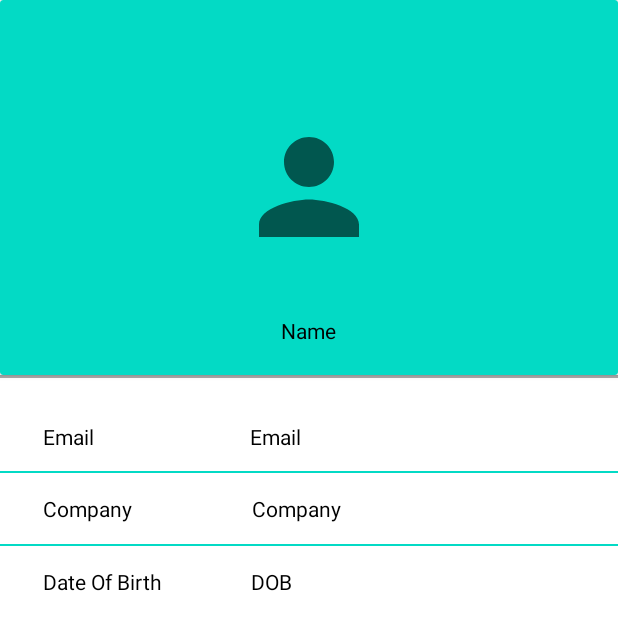
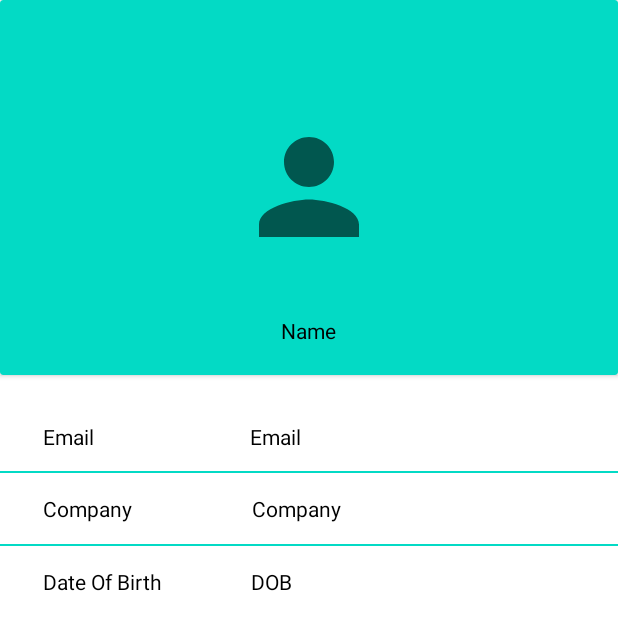
Before and after one commit to KaivalyaNaik/Shopping-Application, an Android app: the layout activity_profile.xml on its own in the app's theme, with its tools: preview values and no code run, on a phone screen of 412 x 824 dp. Shown: the top 630 px of the screen. Run offline under Robolectric (Android 15) with nearby library versions, the phone set to English and light mode, and no system bars.

Commit message:
Added MotionLayout Profile page

```diff
--- a/app/src/main/java/com/example/shoppingapplication/activities/ProfileActivity.kt
+++ b/app/src/main/java/com/example/shoppingapplication/activities/ProfileActivity.kt
@@ -39,8 +39,11 @@ class ProfileActivity : AppCompatActivity() {
 
         val user: User? = loggedInViewModel.getUser().value
 
+        val transitionName =findViewById<TextView>(R.id.editNameEnd)
+
         val firebaseUser: FirebaseUser? =loggedInViewModel.getUserLiveData().value
         if(user!=null){
+            transitionName.text=user.name
             name.text= user.name
             email.text=firebaseUser?.email.toString()
             company.text=user.company
--- a/app/src/main/java/com/example/shoppingapplication/repository/ItemDatabase.kt
+++ b/app/src/main/java/com/example/shoppingapplication/repository/ItemDatabase.kt
@@ -15,7 +15,7 @@ abstract class ItemDatabase :RoomDatabase(){
 
     companion object{
         @Volatile
-        private var INSTANCE :ItemDatabase ?=null
+        var INSTANCE :ItemDatabase ?=null
 
         fun getDatabase(context: Context, scope: CoroutineScope):ItemDatabase{
             return INSTANCE ?: synchronized(this) {
--- a/app/src/main/res/layout/activity_profile.xml
+++ b/app/src/main/res/layout/activity_profile.xml
@@ -1,10 +1,11 @@
 <?xml version="1.0" encoding="utf-8"?>
-<androidx.constraintlayout.widget.ConstraintLayout xmlns:android="http://schemas.android.com/apk/res/android"
+<androidx.constraintlayout.motion.widget.MotionLayout xmlns:android="http://schemas.android.com/apk/res/android"
     xmlns:app="http://schemas.android.com/apk/res-auto"
     xmlns:tools="http://schemas.android.com/tools"
     android:layout_width="match_parent"
     android:layout_height="match_parent"
 
+    app:layoutDescription="@xml/activity_profile_scene"
     tools:context=".activities.ProfileActivity">
 
     <View
@@ -18,6 +19,7 @@
         app:layout_constraintStart_toStartOf="@+id/guideline3"
         app:layout_constraintTop_toBottomOf="@+id/profileCompany" />
 
+
     <include
         android:id="@+id/header_profile"
         layout="@layout/profileview"
@@ -27,12 +29,11 @@
         app:layout_constraintStart_toStartOf="parent"
         app:layout_constraintTop_toTopOf="parent" />
 
-
     <View
         android:id="@+id/view"
         android:layout_width="0dp"
         android:layout_height="2dp"
-        android:background="@android:color/darker_gray"
+        android:background="@android:color/transparent"
         app:layout_constraintEnd_toEndOf="parent"
         app:layout_constraintLeft_toRightOf="parent"
         app:layout_constraintTop_toBottomOf="@+id/header_profile" />
@@ -118,20 +119,15 @@
         app:layout_constraintHorizontal_bias="0.303"
         app:layout_constraintStart_toEndOf="@+id/profileCompany" />
 
-    <androidx.constraintlayout.widget.Guideline
-        android:id="@+id/guideline3"
+
+
+    <TextView
+        android:id="@+id/editNameEnd"
         android:layout_width="wrap_content"
         android:layout_height="wrap_content"
-        android:orientation="vertical"
-        app:layout_constraintGuide_begin="29dp" />
-
-    <androidx.constraintlayout.widget.Barrier
-        android:id="@+id/barrier2"
-        android:layout_width="wrap_content"
-        android:layout_height="wrap_content"
-        app:barrierDirection="left"
-        app:constraint_referenced_ids="profileEmail,profileCompany,profileDOB"
-        tools:layout_editor_absoluteX="411dp" />
+        android:textColor="@color/black"
+        android:textSize="24sp"
+        android:text="TextView" />
 
     <androidx.constraintlayout.widget.Barrier
         android:id="@+id/barrier3"
@@ -148,5 +144,22 @@
         android:orientation="horizontal"
         app:layout_constraintGuide_begin="426dp" />
 
+    <androidx.constraintlayout.widget.Guideline
+        android:id="@+id/guideline3"
+        android:layout_width="wrap_content"
+        android:layout_height="wrap_content"
+        android:orientation="vertical"
+        app:layout_constraintGuide_begin="29dp" />
 
-</androidx.constraintlayout.widget.ConstraintLayout>
+    <androidx.constraintlayout.widget.Barrier
+        android:id="@+id/barrier2"
+        android:layout_width="wrap_content"
+        android:layout_height="wrap_content"
+        app:barrierDirection="left"
+        app:constraint_referenced_ids="profileEmail,profileCompany,profileDOB"
+        tools:layout_editor_absoluteX="411dp" />
+
+
+
+
+</androidx.constraintlayout.motion.widget.MotionLayout>
--- /dev/null
+++ b/app/src/main/res/xml/activity_profile_scene.xml
@@ -0,0 +1,91 @@
+<?xml version="1.0" encoding="utf-8"?>
+<MotionScene
+    xmlns:android="http://schemas.android.com/apk/res/android"
+    xmlns:motion="http://schemas.android.com/apk/res-auto">
+
+    <Transition
+
+        motion:constraintSetEnd="@+id/end"
+        motion:constraintSetStart="@id/start"
+        motion:duration="3000">
+       <KeyFrameSet>
+           <KeyAttribute
+               motion:motionTarget="@+id/editNameEnd"
+               motion:framePosition="100"
+               android:alpha="1" />
+           <KeyAttribute
+               motion:motionTarget="@+id/editNameEnd"
+               motion:framePosition="100"
+               android:elevation="50dp" />
+           <KeyAttribute
+               motion:motionTarget="@+id/header_profile"
+               motion:framePosition="100"
+               android:alpha="0" />
+           <KeyAttribute
+               motion:motionTarget="@+id/header_profile"
+               motion:framePosition="100"
+               android:alpha="0.5" />
+           <KeyAttribute
+               motion:motionTarget="@+id/header_profile"
+               motion:framePosition="100"
+               android:alpha="0.5" />
+       </KeyFrameSet>
+        <OnSwipe
+            motion:touchAnchorId="@+id/header_profile"
+            motion:touchAnchorSide="bottom" />
+    </Transition>
+
+    <ConstraintSet android:id="@+id/start">
+        <Constraint
+            android:layout_height="1dp"
+            motion:layout_constraintEnd_toEndOf="parent"
+            android:layout_width="wrap_content"
+            android:id="@+id/editNameEnd"
+            motion:layout_constraintStart_toStartOf="parent"
+            motion:layout_constraintTop_toTopOf="parent"
+            motion:layout_constraintBottom_toTopOf="@+id/view"
+            motion:layout_constraintVertical_bias="0.0" />
+    </ConstraintSet>
+
+    <ConstraintSet android:id="@+id/end">
+        <Constraint
+            android:id="@+id/header_profile"
+            android:layout_height="1dp"
+            android:layout_width="match_parent"
+            android:visibility="invisible"
+            motion:layout_constraintStart_toStartOf="parent"
+            motion:layout_constraintEnd_toEndOf="parent"
+            motion:layout_constraintTop_toTopOf="parent"
+            motion:layout_constraintBottom_toBottomOf="parent"
+            motion:layout_constraintVertical_bias="0.0"
+            motion:layout_constraintHorizontal_bias="1.0"
+            android:layout_marginEnd="0dp"
+            motion:barrierAllowsGoneWidgets="true" />
+        <Constraint
+            android:id="@+id/endName"
+            android:layout_width="wrap_content"
+            android:layout_height="wrap_content"
+            motion:layout_editor_absoluteY="20dp"
+            motion:layout_editor_absoluteX="145dp" />
+        <Constraint
+            android:layout_height="wrap_content"
+            motion:layout_constraintEnd_toEndOf="parent"
+            android:layout_width="wrap_content"
+            android:id="@+id/editNameEnd"
+            motion:layout_constraintStart_toStartOf="parent"
+            motion:layout_constraintTop_toBottomOf="@+id/view"
+            motion:layout_constraintBottom_toTopOf="@+id/editProfileEmail"
+            motion:layout_constraintVertical_bias="0.43"
+            motion:layout_constraintHorizontal_bias="0.498" />
+        <Constraint
+            android:id="@+id/editNameEnd"
+            motion:layout_constraintEnd_toEndOf="parent"
+            android:layout_height="wrap_content"
+            android:layout_width="wrap_content"
+            motion:layout_constraintBottom_toTopOf="@+id/editProfileEmail"
+            motion:layout_constraintVertical_bias="0.43"
+            motion:layout_constraintTop_toBottomOf="@+id/view"
+            motion:layout_constraintHorizontal_bias="0.498"
+            motion:layout_constraintStart_toStartOf="parent" />
+    </ConstraintSet>
+</MotionScene>
```
Also changed, not shown: app/src/main/java/com/example/shoppingapplication/data/Movie.kt (added, +23 -0 lines), app/src/main/java/com/example/shoppingapplication/listeners/PaginationScrollListner.kt (added, +25 -0 lines), app/src/main/java/com/example/shoppingapplication/repository/MovieDao.kt (added, +21 -0 lines), app/src/main/java/com/example/shoppingapplication/repository/MovieDatabase.kt (added, +43 -0 lines), app/src/main/java/com/example/shoppingapplication/repository/MovieRepository.kt (added, +12 -0 lines), app/src/main/java/com/example/shoppingapplication/ui/PaginationAdapter.kt (added, +28 -0 lines), app/src/main/res/layout/infinite_list.xml (added, +15 -0 lines).
